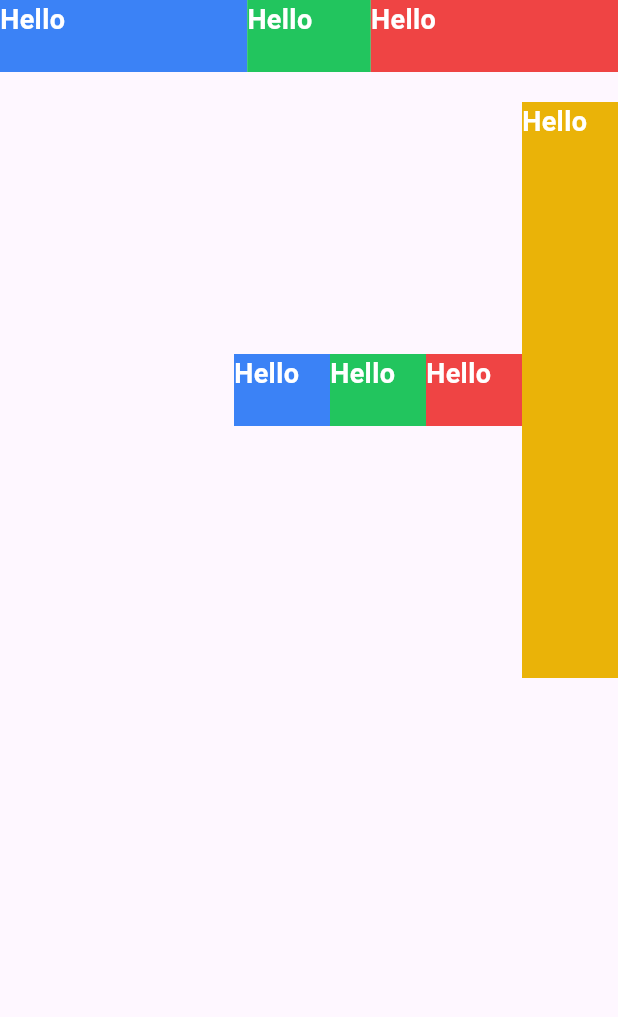
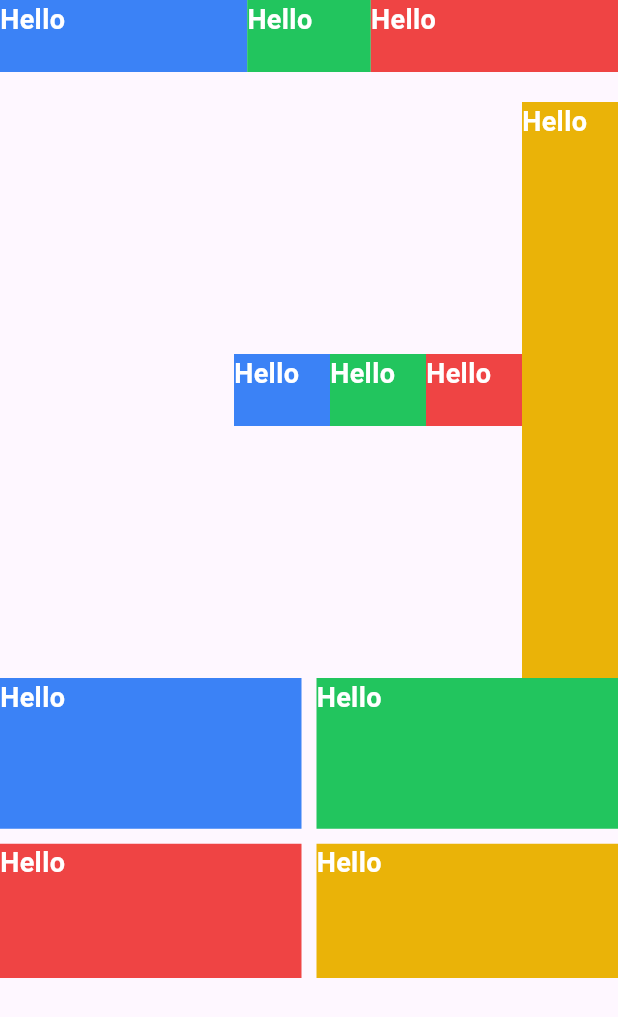
Before and after one commit to MRGRAVITY817/flutterwind, a Flutter app: the screen it shows after launch, on a phone screen of 412 x 824 dp. Shown: the top 1017 px of the screen. Run offline on Flutter 3.47's test engine with Material 3 defaults, Android fonts, the phone set to English and light mode, and no system bars.

Commit message:
feat(flexbox_grid): add grid-template-columns parser

```diff
--- a/example/lib/main.dart
+++ b/example/lib/main.dart
@@ -27,11 +27,11 @@ class MyHomePage extends StatelessWidget {
 
   @override
   Widget build(BuildContext context) {
-    return const Scaffold(
+    return Scaffold(
       body: SafeArea(
         child: Column(
           children: [
-            FwContainer(
+            const FwContainer(
               style: "w-full",
               child: Row(
                 children: [
@@ -59,8 +59,8 @@ class MyHomePage extends StatelessWidget {
                 ],
               ),
             ),
-            SizedBox(height: 20),
-            FwFlex(
+            const SizedBox(height: 20),
+            const FwFlex(
               style: "flex-row h-96 justify-end items-center",
               children: [
                 FwContainer(
@@ -93,6 +93,47 @@ class MyHomePage extends StatelessWidget {
                 ),
               ],
             ),
+            SizedBox(
+              height: 200,
+              child: GridView(
+                gridDelegate: const SliverGridDelegateWithFixedCrossAxisCount(
+                  crossAxisCount: 2,
+                  childAspectRatio: 2,
+                  crossAxisSpacing: 10,
+                  mainAxisSpacing: 10,
+                ),
+                children: const [
+                  FwContainer(
+                    style: "w-16 h-12 bg-blue-500",
+                    child: FwText(
+                      style: "text-lg text-white font-bold",
+                      text: "Hello",
+                    ),
+                  ),
+                  FwContainer(
+                    style: "w-16 h-12 bg-green-500",
+                    child: FwText(
+                      style: "text-lg text-white font-bold",
+                      text: "Hello",
+                    ),
+                  ),
+                  FwContainer(
+                    style: "w-16 h-12 bg-red-500",
+                    child: FwText(
+                      style: "text-lg text-white font-bold",
+                      text: "Hello",
+                    ),
+                  ),
+                  FwContainer(
+                    style: "w-16 h-12 bg-yellow-500",
+                    child: FwText(
+                      style: "text-lg text-white font-bold",
+                      text: "Hello",
+                    ),
+                  ),
+                ],
+              ),
+            ),
           ],
         ),
       ),
--- a/lib/src/parse_style/parse_style.dart
+++ b/lib/src/parse_style/parse_style.dart
@@ -3,6 +3,7 @@ import 'package:flutterwind/src/parse_style/flexbox_grid/parse_align_items.dart'
 import 'package:flutterwind/src/parse_style/flexbox_grid/parse_align_self.dart';
 import 'package:flutterwind/src/parse_style/flexbox_grid/parse_flex.dart';
 import 'package:flutterwind/src/parse_style/flexbox_grid/parse_flex_direction.dart';
+import 'package:flutterwind/src/parse_style/flexbox_grid/parse_grid_template_columns.dart';
 import 'package:flutterwind/src/parse_style/flexbox_grid/parse_justify_content.dart';
 import 'package:flutterwind/src/parse_style/parse_color.dart';
 import 'package:flutterwind/src/parse_style/parse_sizing.dart';
@@ -66,6 +67,7 @@ Map<String, dynamic> parseStyle(String style, Size size) {
     ...parseJustifyContent(classes),
     ...parseAlignItems(classes),
     ...parseAlignSelf(classes),
+    ...parseGridTemplateColumns(classes),
     // Typography
     ...parseFontSize(classes),
     ...parseFontWeight(classes),
--- a/pubspec.yaml
+++ b/pubspec.yaml
@@ -12,6 +12,7 @@ environment:
 dependencies:
   flutter:
     sdk: flutter
+  flutter_layout_grid: ^2.0.6
 
 dev_dependencies:
   lints: ^3.0.0
```
Also changed, not shown: lib/src/parse_style/flexbox_grid/parse_align_self.dart (+26 -0 lines), lib/src/parse_style/flexbox_grid/parse_grid_template_columns.dart (added, +43 -0 lines), lib/src/widgets/fw_grid.dart (added, +54 -0 lines), 2 other files.
